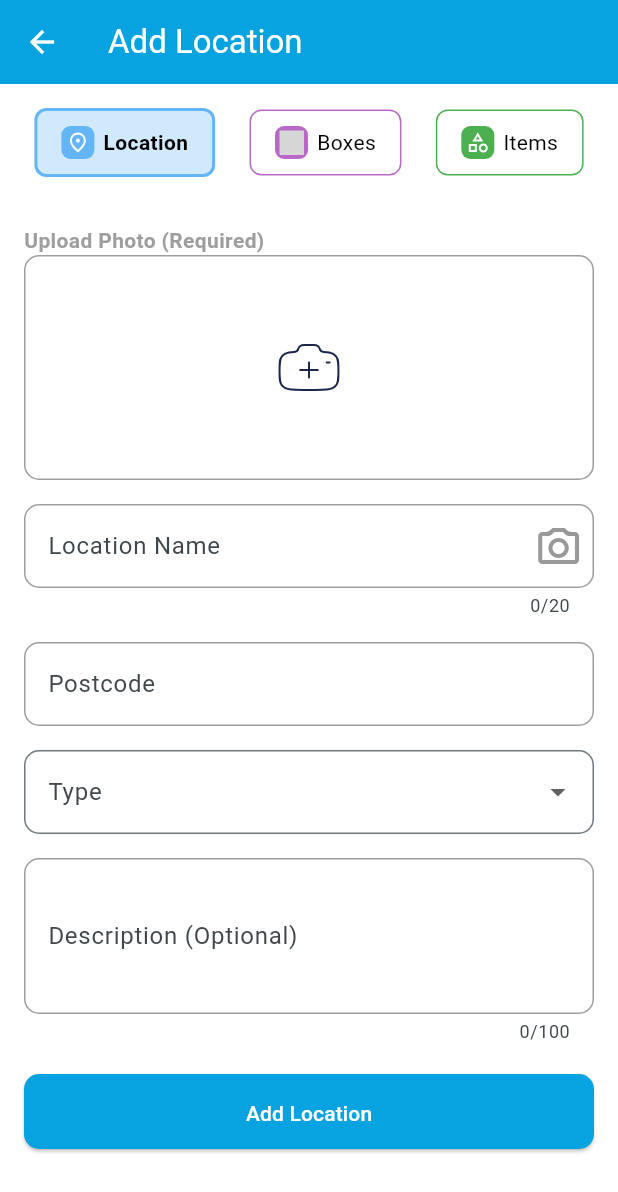
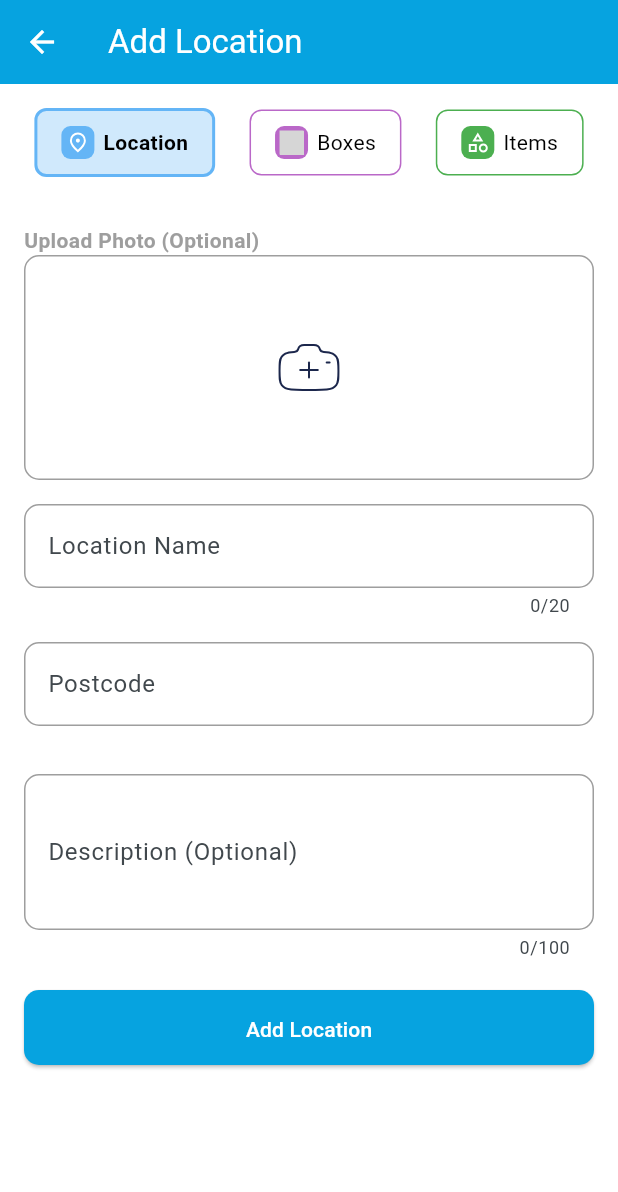
Before and after one commit to sheraz336/box-app, a Flutter app: the AddView screen opened by its route, on a phone screen of 412 x 824 dp. Shown: the top 1192 px of the screen. Run offline on Flutter 3.47's test engine with Material 3 defaults, Android fonts, the phone set to English and light mode, and no system bars; our stand-ins replace cloud_firestore, country_code_picker, file_picker, firebase_auth, firebase_core, flutter_svg and 7 more; missing offline and left inert: barcode, firebase_app_check, firebase_phone_auth_handler, simple_barcode_scanner; accounts and stored records are empty; network calls fail; project files that could hold a hidden picture were left out; grey boxes are pictures that could not be loaded.

Commit message:
added: pui pui

```diff
--- a/lib/controllers/add_location_controller.dart
+++ b/lib/controllers/add_location_controller.dart
@@ -35,7 +35,7 @@ class AddLocationController with ChangeNotifier {
         locationId: generateRandomId("location"),
         name: nameController.text,
         address: addressController.text,
-        type: selectedType!,
+        type: selectedType??"Other",
         description: descriptionController.text.isEmpty
             ? ""
             : descriptionController.text,
--- a/lib/utils.dart
+++ b/lib/utils.dart
@@ -20,8 +20,8 @@ String? getOwnerId(){
 }
 
 //qr
-void showQrPopup(BuildContext context,QrModel model,) {
-  showModalBottomSheet(
+Future<void> showQrPopup(BuildContext context,QrModel model,)async {
+  await showModalBottomSheet(
     context: context,
     isScrollControlled: true,
     backgroundColor: Colors.transparent,
--- a/lib/views/add/add_boxes_view.dart
+++ b/lib/views/add/add_boxes_view.dart
@@ -50,20 +50,20 @@ class _AddBoxViewState extends State<AddBoxView> {
   void onSave(AddBoxController controller) async {
     try {
       if (!_formKey.currentState!.validate()) return;
-      setState(() {
-        _imageError = controller.imageUrl == null ? "Photo is required" : null;
-      });
-      if(_imageError != null)return;
+      // setState(() {
+      //   _imageError = controller.imageUrl == null ? "Photo is required" : null;
+      // });
+      // if(_imageError != null)return;
 
       final box = await controller.addBox(); // Ensure action completes first
 
       // Show AdMob Interstitial Ad after every 3 times a box is added
-      _adManager.incrementBoxCount(() {
+      _adManager.incrementBoxCount(() async{
         if (mounted) {
           if (controller.generateQrCode) {
-            showQrPopup(context, QrModel(type: ObjectType.Box, box: box));
-            showSnackbar(context, "Box added successfully");
-            return;
+            await showQrPopup(context, QrModel(type: ObjectType.Box, box: box));
+            // showSnackbar(context, "Box added successfully");
+            // return;
           }
           Navigator.pop(context); // Only pop after ad is closed
         }
@@ -139,7 +139,7 @@ class _AddBoxViewState extends State<AddBoxView> {
                   crossAxisAlignment: CrossAxisAlignment.start,
                   children: [
                     const Text(
-                      "Upload Photo (Required)",
+                      "Upload Photo (Optional)",
                       style: TextStyle(color: Colors.grey, fontWeight: FontWeight.bold),
                     ),
                     GestureDetector(
--- a/lib/views/add/add_item_view.dart
+++ b/lib/views/add/add_item_view.dart
@@ -98,17 +98,17 @@ class _AddItemsViewState extends State<AddItemsView> {
   void onSave(AddItemsController controller)async{
     try{
       if(!_formKey.currentState!.validate())return;
-      setState(() {
-        _imageError = controller.imageUrl == null ? "Photo is required" : null;
-      });
-      if(_imageError != null)return;
+      // setState(() {
+      //   _imageError = controller.imageUrl == null ? "Photo is required" : null;
+      // });
+      // if(_imageError != null)return;
 
       final item = await controller.addItem();
       if(mounted) {
         if(controller.generateQrCode){
-          showSnackbar(context, "Item added successfully");
-          showQrPopup(context, QrModel(type: ObjectType.Item,item:item ));
-          return;
+          // showSnackbar(context, "Item added successfully");
+          await showQrPopup(context, QrModel(type: ObjectType.Item,item:item ));
+          // return;
         }
         Navigator.pop(context);
       }
@@ -183,7 +183,7 @@ class _AddItemsViewState extends State<AddItemsView> {
                 crossAxisAlignment: CrossAxisAlignment.start,
                 children: [
                   const Text(
-                    "Upload Photo (Required)",
+                    "Upload Photo (Optional)",
                     style: TextStyle(color: Colors.grey, fontWeight: FontWeight.bold),
                   ),
                   GestureDetector(
--- a/lib/views/add/add_location_view.dart
+++ b/lib/views/add/add_location_view.dart
@@ -31,10 +31,10 @@ class _AddLocationViewState extends State<AddLocationView> {
   void onSave(AddLocationController controller) async {
     try {
       if (_isAdding || !_formKey.currentState!.validate()) return;
-      setState(() {
-        _imageError = controller.imageUrl == null ? "Photo is required" : null;
-      });
-      if(_imageError != null)return;
+      // setState(() {
+      //   _imageError = controller.imageUrl == null ? "Photo is required" : null;
+      // });
+      // if(_imageError != null)return;
 
       _isAdding=true;
       await controller.saveLocation();
@@ -113,7 +113,7 @@ class _AddLocationViewState extends State<AddLocationView> {
                 crossAxisAlignment: CrossAxisAlignment.start,
                 children: [
                   const Text(
-                    "Upload Photo (Required)",
+                    "Upload Photo (Optional)",
                     style: TextStyle(color: Colors.grey, fontWeight: FontWeight.bold),
                   ),
                   GestureDetector(
@@ -146,7 +146,7 @@ class _AddLocationViewState extends State<AddLocationView> {
                     controller: controller.nameController,
                     labelText: "Location Name",
                     hintText: "Enter Current Location",
-                    iconPath: "assets/add_camera.svg",
+                    // iconPath: "assets/add_camera.svg",
                     maxLength: 20,
                   ),
                   const SizedBox(height: 16),
@@ -157,25 +157,25 @@ class _AddLocationViewState extends State<AddLocationView> {
                     hintText: "Enter Postcode",
                   ),
                   const SizedBox(height: 16),
-                  DropdownButtonFormField<String>(
-                    validator: (text) => text == null ? "Location Type cannot be empty" : null,
-                    value: controller.selectedType,
-                    decoration: InputDecoration(
-                      labelText: "Type",
-                      border: OutlineInputBorder(borderRadius: BorderRadius.circular(10)),
-                    ),
-                    items: ["Home", "Office", "Warehouse"].map((String value) {
-                      return DropdownMenuItem<String>(
-                        value: value,
-                        child: Text(value),
-                      );
-                    }).toList(),
-                    onChanged: (String? newValue) {
-                      if (newValue != null) {
-                        controller.selectType(newValue);
-                      }
-                    },
-                  ),
+                  // DropdownButtonFormField<String>(
+                  //   validator: (text) => text == null ? "Location Type cannot be empty" : null,
+                  //   value: controller.selectedType,
+                  //   decoration: InputDecoration(
+                  //     labelText: "Type",
+                  //     border: OutlineInputBorder(borderRadius: BorderRadius.circular(10)),
+                  //   ),
+                  //   items: ["Home", "Office", "Warehouse"].map((String value) {
+                  //     return DropdownMenuItem<String>(
+                  //       value: value,
+                  //       child: Text(value),
+                  //     );
+                  //   }).toList(),
+                  //   onChanged: (String? newValue) {
+                  //     if (newValue != null) {
+                  //       controller.selectType(newValue);
+                  //     }
+                  //   },
+                  // ),
                   const SizedBox(height: 16),
                   CustomTextField(
                     controller: controller.descriptionController,
--- a/lib/widgets/james_cooper_box.dart
+++ b/lib/widgets/james_cooper_box.dart
@@ -81,7 +81,7 @@ class StyledBoxCard extends StatelessWidget {
                       ),
                       child: box.imagePath != null
                           ? Image.file(File(box.imagePath!), fit: BoxFit.cover)
-                          : Image.asset("assets/box.png", fit: BoxFit.cover),
+                          : Image.asset("assets/default.png", fit: BoxFit.cover),
                     ),
                   ),
                   SizedBox(),
```
Also changed, not shown: lib/views/auth/onboarding/onboarding_view.dart (+2 -5 lines), lib/views/home_screen.dart (+33 -22 lines), lib/views/management/box_management_view.dart (+12 -0 lines), lib/views/management/management_view.dart (+4 -3 lines), pubspec.lock.
